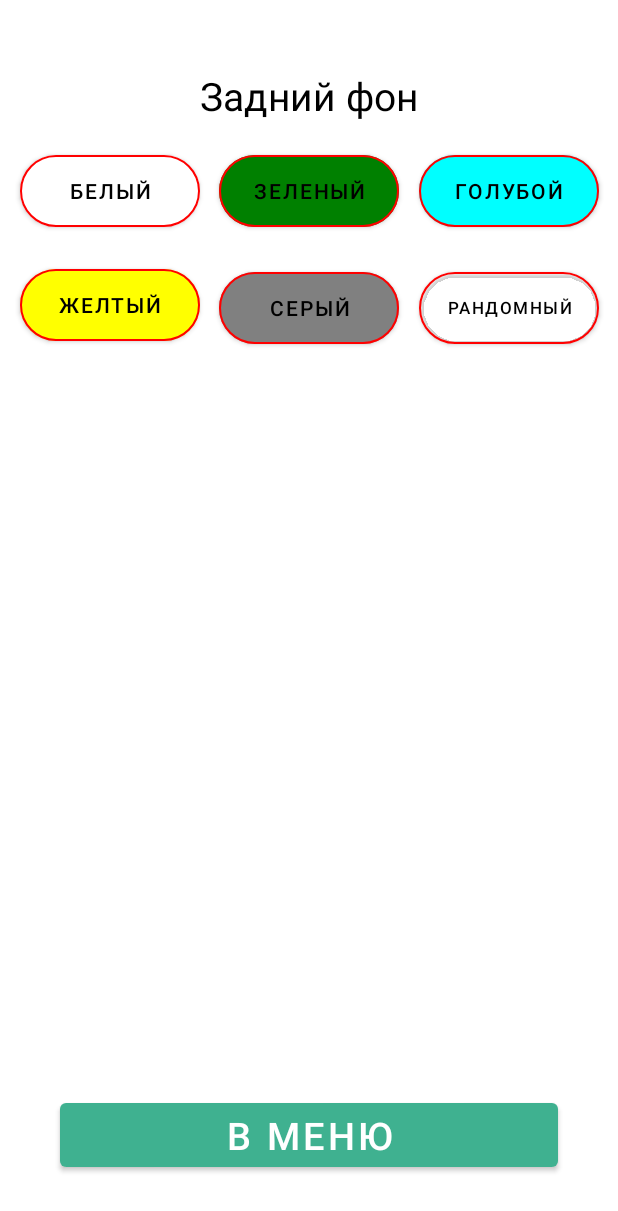
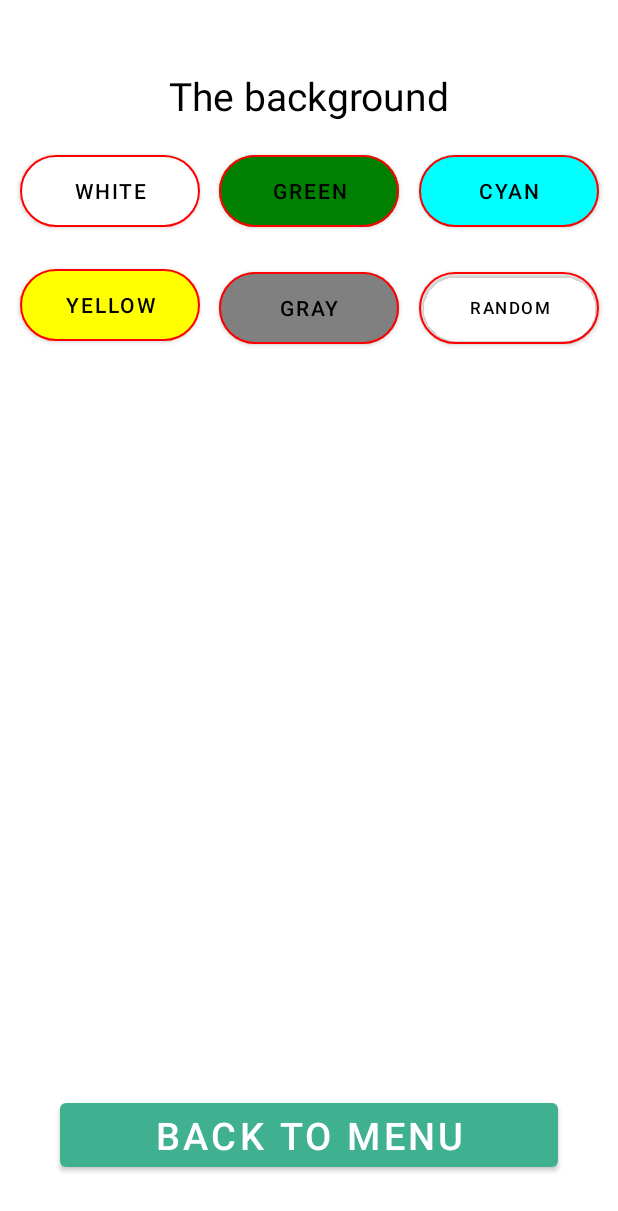
Before and after one commit to ZoomUp/CirclesGame, an Android app: the SettingsScreen screen opened through its navigation route, on a phone screen of 412 x 824 dp. Shown: the top 1211 px of the screen. Run offline under Robolectric (Android 15) with nearby library versions, the phone set to English and light mode, and no system bars.

Commit message:
Support English and Russian languages

```diff
--- a/app/build.gradle
+++ b/app/build.gradle
@@ -16,6 +16,8 @@ android {
 
         testInstrumentationRunner "androidx.test.runner.AndroidJUnitRunner"
     }
+
+
 
     buildTypes {
         release {
--- a/app/src/main/java/com/example/circlesgame/GameScreen.kt
+++ b/app/src/main/java/com/example/circlesgame/GameScreen.kt
@@ -103,7 +103,7 @@ class GameScreen : Fragment() {
     private fun startTimeCounter() {
         timer = object : CountDownTimer(counterTimer, 1000) {
             override fun onTick(millisUntilFinished: Long) {
-                binding.timer.text = "Timer: ${millisUntilFinished / 1000}"
+                binding.timer.text = " ${millisUntilFinished / 1000}"
             }
 
             override fun onFinish() {
--- a/app/src/main/res/layout/fragment_notification.xml
+++ b/app/src/main/res/layout/fragment_notification.xml
@@ -40,7 +40,7 @@
                 android:layout_width="match_parent"
                 android:layout_height="57dp"
                 android:gravity="center"
-                android:text="РЕЗУЛЬТАТ"
+                android:text="@string/result_uppercase"
                 android:textColor="@color/Blue"
                 android:textFontWeight="500"
                 android:textSize="18sp"
@@ -69,7 +69,7 @@
                 android:layout_marginTop="34dp"
                 android:layout_marginBottom="27dp"
                 android:background="@color/transparent"
-                android:text="OK"
+                android:text="@string/ok_uppercase"
                 android:textColor="@color/Blue"
                 android:textFontWeight="700"
                 android:textSize="18sp"
--- a/app/src/main/res/layout/fragment_records_screen.xml
+++ b/app/src/main/res/layout/fragment_records_screen.xml
@@ -13,7 +13,7 @@
         android:layout_marginHorizontal="40dp"
         android:layout_marginVertical="20dp"
         android:background="#3FB190"
-        android:text="Обратно в меню"
+        android:text="@string/back_to_menu"
         android:textSize="22sp" />
 
     <TextView
@@ -21,7 +21,7 @@
         android:layout_width="wrap_content"
         android:layout_height="wrap_content"
         android:layout_marginTop="40dp"
-        android:text="Топ рекордов:"
+        android:text="@string/top_records"
         android:textColor="@color/Black"
         android:textSize="24sp" />
 
--- a/app/src/main/res/layout/fragment_settings_screen.xml
+++ b/app/src/main/res/layout/fragment_settings_screen.xml
@@ -9,7 +9,7 @@
         android:layout_width="wrap_content"
         android:layout_height="wrap_content"
         android:layout_marginTop="46dp"
-        android:text="Задний фон"
+        android:text="@string/the_background"
         android:textColor="@color/Black"
         android:textSize="26sp"
         app:layout_constraintEnd_toEndOf="parent"
@@ -21,7 +21,7 @@
         android:layout_width="120dp"
         android:layout_height="60dp"
         android:layout_marginTop="16dp"
-        android:text="Белый"
+        android:text="@string/white"
         android:textColor="@color/Black"
         app:backgroundTint="@color/white"
         app:cornerRadius="90dp"
@@ -35,7 +35,7 @@
         android:id="@+id/button_green"
         android:layout_width="120dp"
         android:layout_height="60dp"
-        android:text="Зеленый"
+        android:text="@string/green"
         android:textColor="@color/Black"
         app:backgroundTint="@color/Green"
         app:cornerRadius="90dp"
@@ -49,7 +49,7 @@
         android:id="@+id/button_cyan"
         android:layout_width="120dp"
         android:layout_height="60dp"
-        android:text="Голубой"
+        android:text="@string/cyan"
         android:textColor="@color/Black"
         app:backgroundTint="@color/Cyan"
         app:cornerRadius="90dp"
@@ -64,7 +64,7 @@
         android:layout_width="120dp"
         android:layout_height="60dp"
         android:layout_marginTop="16dp"
-        android:text="Желтый"
+        android:text="@string/yellow"
         android:textColor="@color/Black"
         app:backgroundTint="@color/Yellow"
         app:cornerRadius="90dp"
@@ -79,7 +79,7 @@
         android:layout_width="120dp"
         android:layout_height="60dp"
         android:layout_marginTop="2dp"
-        android:text="Серый"
+        android:text="@string/gray"
         android:textColor="@color/Black"
         app:backgroundTint="@color/Gray"
         app:cornerRadius="90dp"
@@ -94,7 +94,7 @@
         android:layout_width="120dp"
         android:layout_height="60dp"
         android:layout_marginTop="2dp"
-        android:text="Рандомный"
+        android:text="@string/random"
         android:textColor="@color/Black"
         app:backgroundTint="@color/transparent"
         app:cornerRadius="90dp"
@@ -111,7 +111,7 @@
         android:layout_height="wrap_content"
         android:layout_marginHorizontal="40dp"
         android:layout_marginVertical="40dp"
-        android:text="В меню"
+        android:text="@string/back_to_menu"
         android:textSize="25sp"
         app:backgroundTint="#3FB190"
         app:layout_constraintBottom_toBottomOf="parent"
--- a/app/src/main/res/navigation/nav_graph.xml
+++ b/app/src/main/res/navigation/nav_graph.xml
@@ -8,7 +8,6 @@
     <fragment
         android:id="@+id/MainScreen"
         android:name="com.example.circlesgame.MainScreen"
-        android:label="@string/first_fragment_label"
         tools:layout="@layout/fragment_main_screen">
 
         <action
@@ -24,7 +23,6 @@
     <fragment
         android:id="@+id/GameScreen"
         android:name="com.example.circlesgame.GameScreen"
-        android:label="@string/second_fragment_label"
         tools:layout="@layout/fragment_game_screen">
         <action
             android:id="@+id/action_GameScreen_to_MainScreen"
--- a/app/src/main/res/values/strings.xml
+++ b/app/src/main/res/values/strings.xml
@@ -1,12 +1,20 @@
 <resources>
-    <string name="app_name">CirclesGame</string>
-    <string name="action_settings">Settings</string>
-    <!-- Strings used for fragments for navigation -->
-    <string name="first_fragment_label">Main Screen</string>
-    <string name="second_fragment_label">Game Screen</string>
-    <string name="next">Next</string>
-    <string name="previous">Previous</string>
-
-    <string name="hello_first_fragment">Hello first fragment</string>
-    <string name="hello_second_fragment">Hello second fragment. Arg: %1$s</string>
+    <string name="app_name">Find me</string>
+    <string name="new_game">New Game</string>
+    <string name="settings">Settings</string>
+    <string name="records">Records</string>
+    <string name="quit_the_game">Quit the game</string>
+    <string name="result_uppercase">RESULTS</string>
+    <string name="ok_uppercase">OK</string>
+    <string name="back_to_menu">Back to menu</string>
+    <string name="top_records">Top records:</string>
+    <string name="the_background">The background</string>
+    <string name="white">White</string>
+    <string name="green">Green</string>
+    <string name="cyan">Cyan</string>
+    <string name="yellow">Yellow</string>
+    <string name="gray">Gray</string>
+    <string name="random">Random</string>
+    <string name="score">Score:</string>
+    <string name="timer">Timer: </string>
 </resources>
```
Also changed, not shown: app/src/main/res/layout/fragment_game_screen.xml (+18 -5 lines), app/src/main/res/layout/fragment_main_screen.xml (+5 -5 lines), app/src/main/res/menu/menu_main.xml (deleted, +0 -10 lines), gradle.properties (line endings or trailing spaces), 1 other file.
